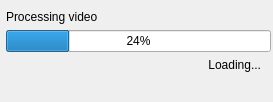
Before: the Qt Designer form progressBar.ui in tallesventura/pupil-size-detection, drawn with Qt 5.
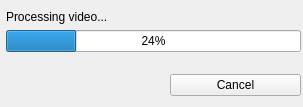
After: the same form once the commit is applied.

Commit message: progress bar not working

The edit to the form file:
```diff
--- a/progressBar.ui
+++ b/progressBar.ui
@@ -6,8 +6,8 @@
    <rect>
     <x>0</x>
     <y>0</y>
-    <width>273</width>
-    <height>102</height>
+    <width>303</width>
+    <height>107</height>
    </rect>
   </property>
   <property name="windowTitle">
@@ -18,8 +18,8 @@
     <rect>
      <x>0</x>
      <y>10</y>
-     <width>271</width>
-     <height>91</height>
+     <width>301</width>
+     <height>51</height>
     </rect>
    </property>
    <layout class="QFormLayout" name="formLayout">
@@ -29,7 +29,7 @@
     <item row="0" column="1">
      <widget class="QLabel" name="process_label">
       <property name="text">
-       <string>Processing video</string>
+       <string>Processing video...</string>
       </property>
      </widget>
     </item>
@@ -40,16 +40,22 @@
       </property>
      </widget>
     </item>
-    <item row="3" column="1">
-     <widget class="QLabel" name="label_3">
-      <property name="layoutDirection">
-       <enum>Qt::LeftToRight</enum>
-      </property>
+   </layout>
+  </widget>
+  <widget class="QWidget" name="verticalLayoutWidget">
+   <property name="geometry">
+    <rect>
+     <x>170</x>
+     <y>70</y>
+     <width>131</width>
+     <height>31</height>
+    </rect>
+   </property>
+   <layout class="QVBoxLayout" name="verticalLayout">
+    <item>
+     <widget class="QPushButton" name="cancel_button">
       <property name="text">
-       <string>Loading...   </string>
-      </property>
-      <property name="alignment">
-       <set>Qt::AlignRight|Qt::AlignTrailing|Qt::AlignVCenter</set>
+       <string>Cancel</string>
       </property>
      </widget>
     </item>
```
The commit also changes 5 other files.
